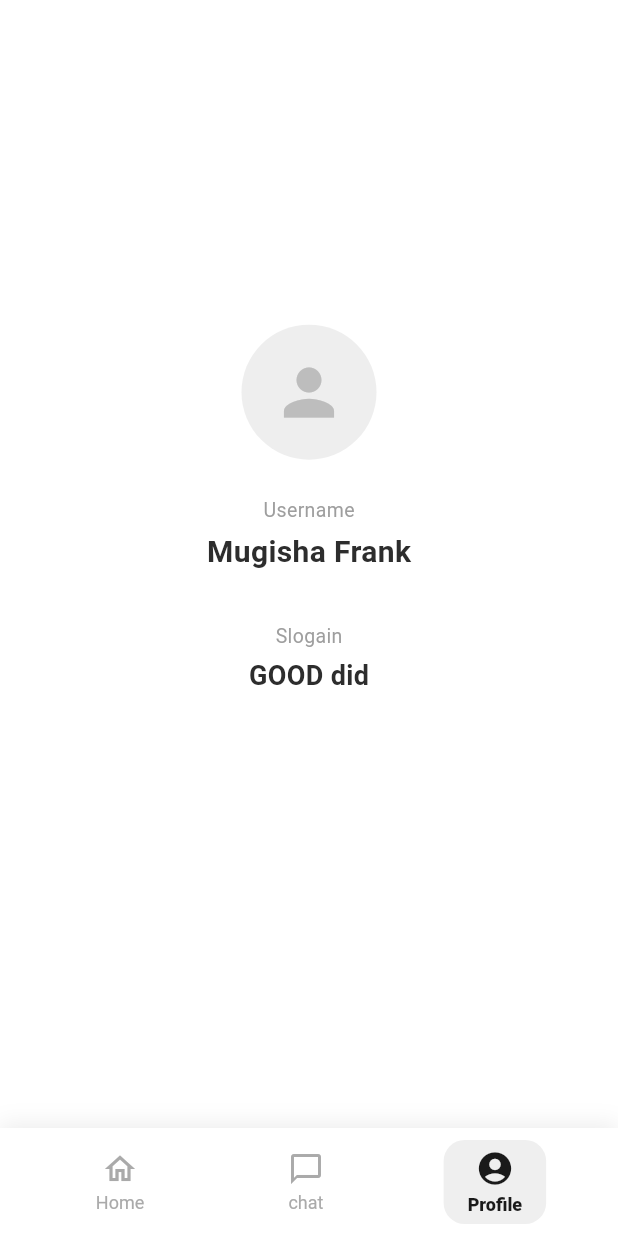
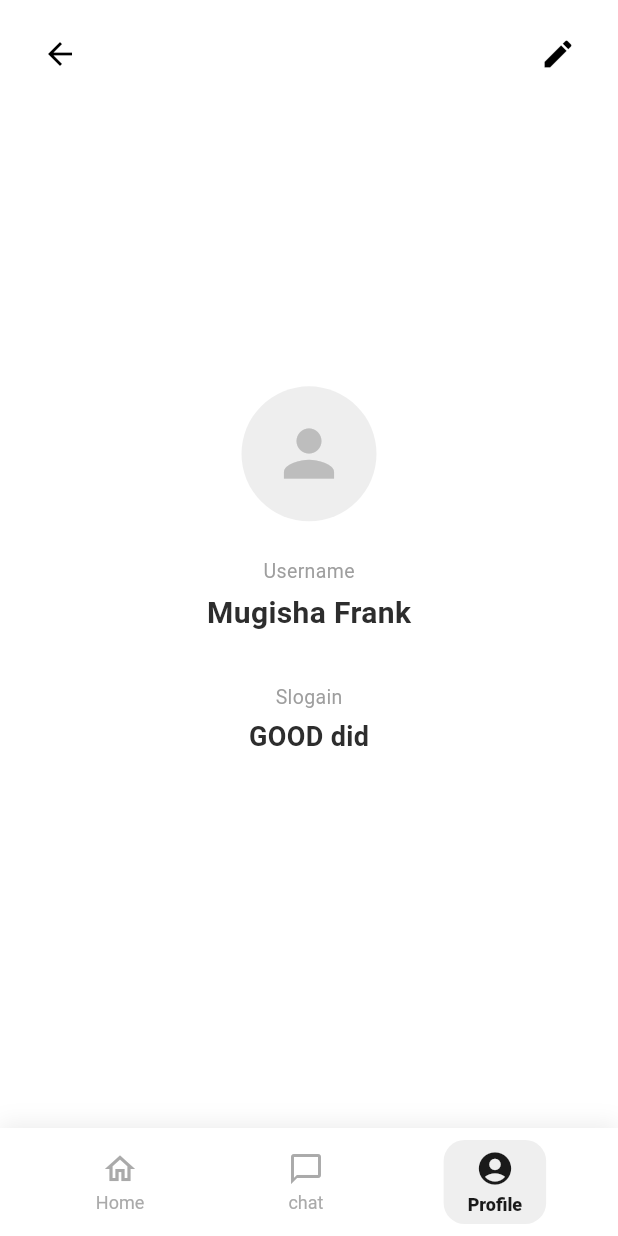
Before and after one commit to NICOLA-200/yuchat, a Flutter app: the ProfileScreen screen opened by its route, on a phone screen of 412 x 824 dp. Run offline on Flutter 3.47's test engine with Material 3 defaults, Android fonts, the phone set to English and light mode, and no system bars; our stand-ins replace flutter_riverpod, shared_preferences; accounts and stored records are empty.

Commit message:
feat(ui): add top icons button

```diff
--- a/mobile/lib/screens/profile_screen.dart
+++ b/mobile/lib/screens/profile_screen.dart
@@ -9,14 +9,36 @@ class ProfileScreen extends StatelessWidget {
     return Scaffold(
       backgroundColor: Colors.white,
       body: SafeArea(
+        child: Column(
+          children: [
+            Padding(
+              padding: const EdgeInsets.symmetric(horizontal: 16, vertical: 12),
+              child: Row(
+                mainAxisAlignment: MainAxisAlignment.spaceBetween,
+                children: [
+                  IconButton(
+                    icon: const Icon(Icons.arrow_back, color: Colors.black),
+                    onPressed: () => Navigator.of(context).pop(),
+                    tooltip: 'Back',
+                  ),
+                  IconButton(
+                    icon: const Icon(Icons.edit, color: Colors.black),
+                    onPressed: () {
+                      // TODO: navigate to edit profile screen
+                    },
+                    tooltip: 'Edit',
+                  ),
+                ],
+              ),
+            ),
+            Expanded(
               child: Center(
                 child: Column(
                   mainAxisAlignment: MainAxisAlignment.center,
                   crossAxisAlignment: CrossAxisAlignment.center,
                   children: [
                     const Spacer(flex: 3),
-
-              // Profile avatar circle
+                    Container(),
                     Container(
                       width: 90,
                       height: 90,
@@ -30,10 +52,7 @@ class ProfileScreen extends StatelessWidget {
                         color: Colors.grey.shade400,
                       ),
                     ),
-
                     const SizedBox(height: 24),
-
-              // Username label
                     Text(
                       'Username',
                       style: TextStyle(
@@ -43,8 +62,6 @@ class ProfileScreen extends StatelessWidget {
                       ),
                     ),
                     const SizedBox(height: 4),
-
-              // Username value
                     const Text(
                       'Mugisha Frank',
                       style: TextStyle(
@@ -53,10 +70,7 @@ class ProfileScreen extends StatelessWidget {
                         color: Color(0xFF2D2D2D),
                       ),
                     ),
-
                     const SizedBox(height: 32),
-
-              // Slogan label
                     Text(
                       'Slogain',
                       style: TextStyle(
@@ -66,8 +80,6 @@ class ProfileScreen extends StatelessWidget {
                       ),
                     ),
                     const SizedBox(height: 4),
-
-              // Slogan value
                     const Text(
                       'GOOD did',
                       style: TextStyle(
@@ -76,10 +88,12 @@ class ProfileScreen extends StatelessWidget {
                         color: Color(0xFF2D2D2D),
                       ),
                     ),
-
                     const Spacer(flex: 4),
                   ],
                 ),
+              ),
+            ),
+          ],
         ),
       ),
       bottomNavigationBar: const AppBottomNavBar(currentIndex: 2),
```
Lines whose indentation alone changed are shown as unchanged.
